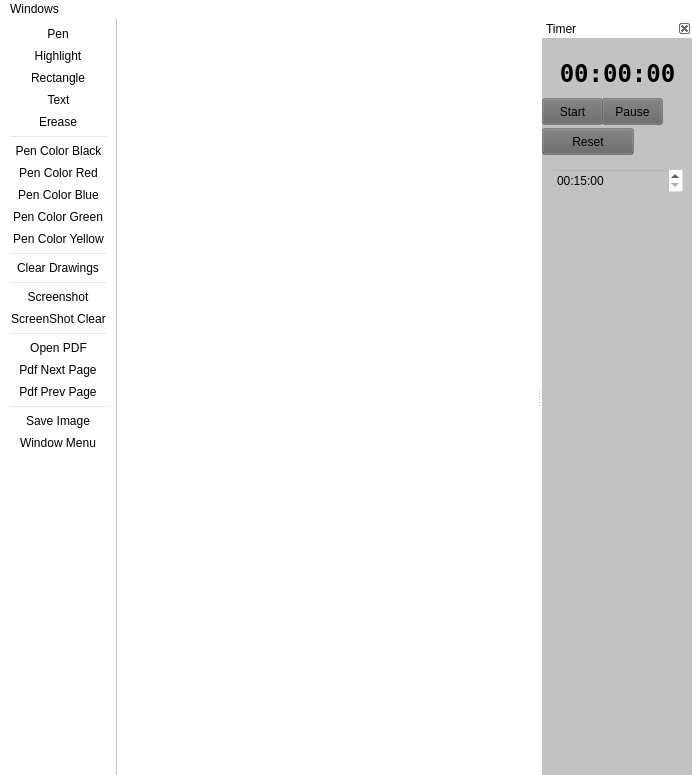
This is Cpp.PaintPresenter/src/mainwindow.ui in okard/depot as Qt 5 draws it before an edit. The edited form follows.
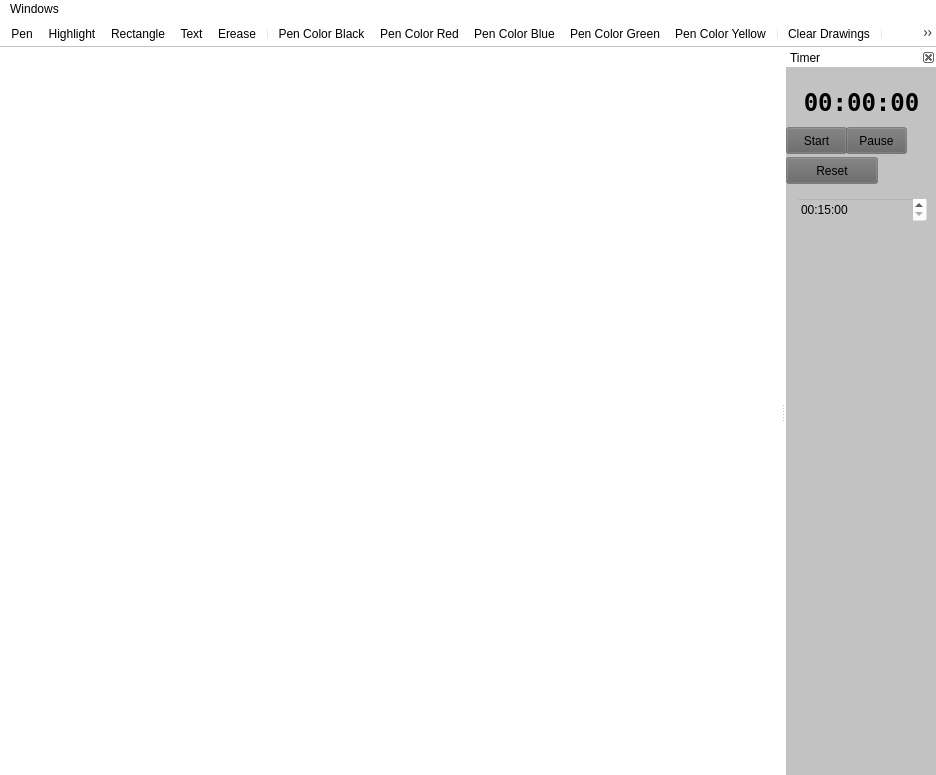
This is the edited form. Icons and pictures are not drawn.

What changed in the file:
```diff
--- a/Cpp.PaintPresenter/src/mainwindow.ui
+++ b/Cpp.PaintPresenter/src/mainwindow.ui
@@ -6,7 +6,7 @@
    <rect>
     <x>0</x>
     <y>0</y>
-    <width>692</width>
+    <width>936</width>
     <height>775</height>
    </rect>
   </property>
@@ -33,6 +33,15 @@
   </property>
   <widget class="QWidget" name="centralWidget"/>
   <widget class="QToolBar" name="mainToolBar">
+   <property name="windowTitle">
+    <string>Toolbar</string>
+   </property>
+   <property name="autoFillBackground">
+    <bool>false</bool>
+   </property>
+   <property name="styleSheet">
+    <string notr="true">background-color: rgb(255, 255, 255);</string>
+   </property>
    <property name="movable">
     <bool>false</bool>
    </property>
@@ -40,7 +49,7 @@
     <set>Qt::LeftToolBarArea</set>
    </property>
    <attribute name="toolBarArea">
-    <enum>LeftToolBarArea</enum>
+    <enum>TopToolBarArea</enum>
    </attribute>
    <attribute name="toolBarBreak">
     <bool>false</bool>
@@ -68,6 +77,8 @@
    <addaction name="separator"/>
    <addaction name="actionSaveImage"/>
    <addaction name="actionWindowsMenu"/>
+   <addaction name="actionTooglePresentation"/>
+   <addaction name="separator"/>
   </widget>
   <widget class="QDockWidget" name="dockTimer">
    <property name="minimumSize">
@@ -212,8 +223,8 @@
     <rect>
      <x>0</x>
      <y>0</y>
-     <width>692</width>
-     <height>23</height>
+     <width>936</width>
+     <height>26</height>
     </rect>
    </property>
    <widget class="QMenu" name="menuWindows">
@@ -412,6 +423,15 @@
     <string>Left</string>
    </property>
   </action>
+  <action name="actionTooglePresentation">
+   <property name="icon">
+    <iconset resource="../resources.qrc">
+     <normaloff>:/icons/images/icon_presentation.png</normaloff>:/icons/images/icon_presentation.png</iconset>
+   </property>
+   <property name="text">
+    <string>Presentation</string>
+   </property>
+  </action>
  </widget>
  <layoutdefault spacing="6" margin="11"/>
  <resources>
```
Left out of the diff: 2 changed lines with no effect on the pictures.
